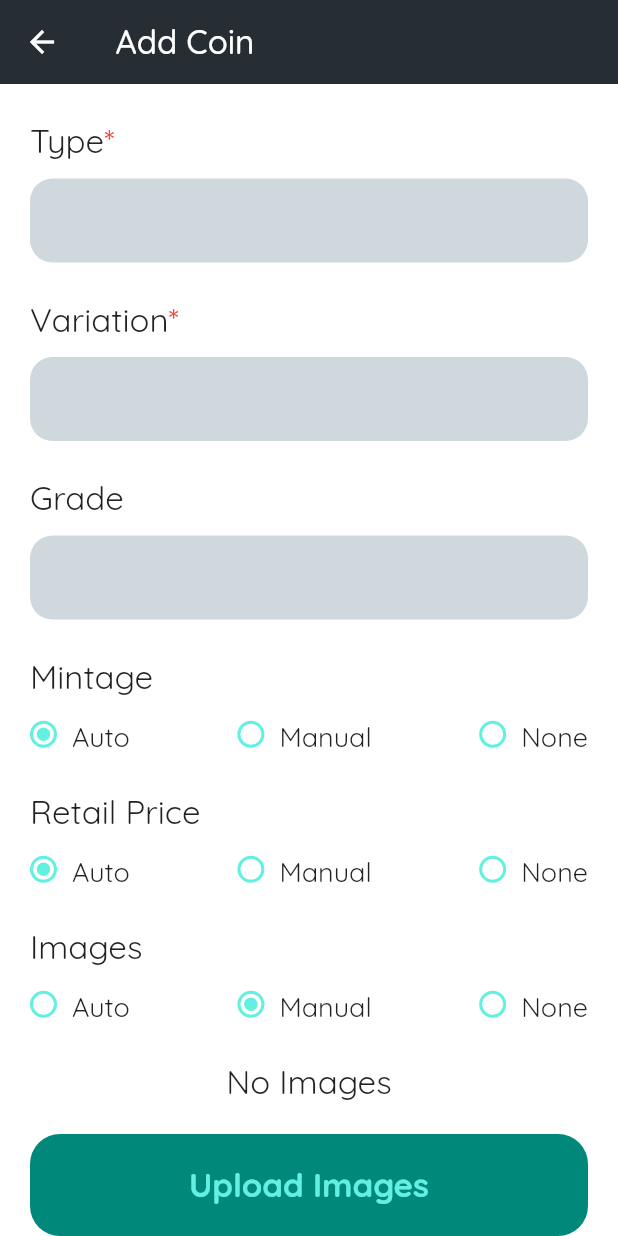
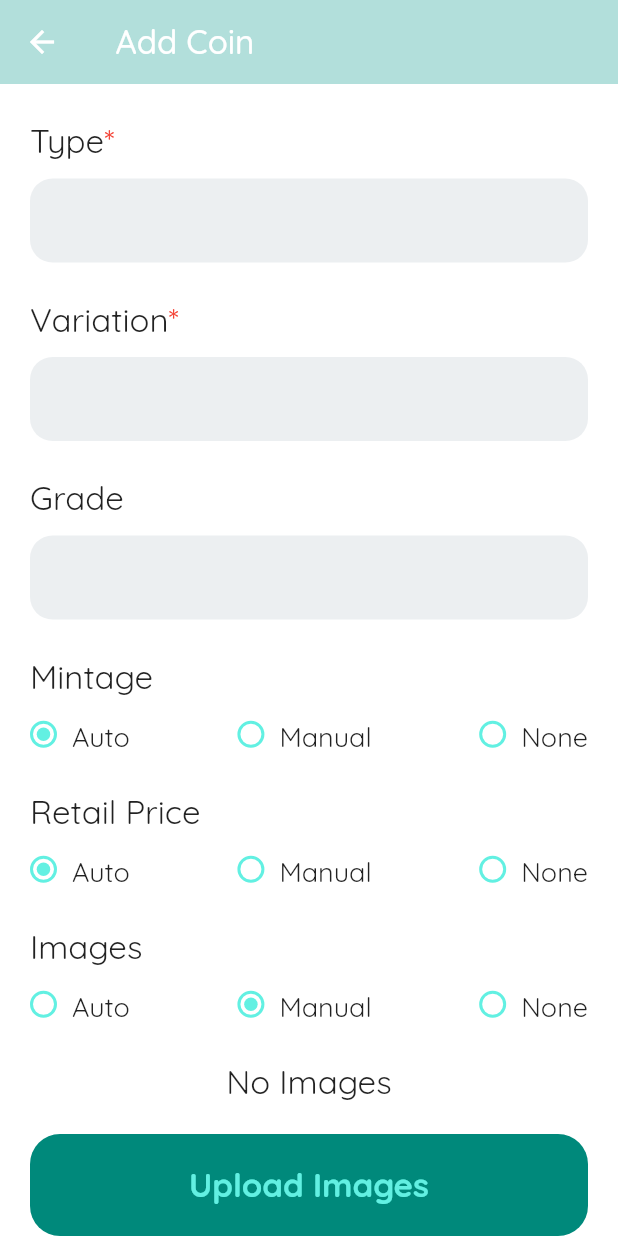
Before and after one commit to PScottZero/Numismatic, a Flutter app: the screen it shows after launch, after a tap on "Add Coin", on a phone screen of 412 x 824 dp. Run offline on Flutter 3.47's test engine with Material 2 defaults, Android fonts, the phone set to English and light mode, and no system bars; drawn by our look-alikes of flutter_typeahead; our stand-ins replace camera, google_fonts, image_picker, permission_handler, pinch_zoom, shared_preferences and 1 more; missing offline and left inert: flutter_keyboard_visibility_web, image_picker_for_web, shared_preferences_web, web_scraper.

Commit message:
theme updates

```diff
--- a/lib/components/autocomplete_input.dart
+++ b/lib/components/autocomplete_input.dart
@@ -65,7 +65,9 @@ class AutocompleteInput extends StatelessWidget {
           },
           suggestionsBoxDecoration: SuggestionsBoxDecoration(
             borderRadius: ViewConstants.borderRadiusMedium,
-            color: ViewConstants.colorBackgroundAccent,
+            color: MediaQuery.of(context).platformBrightness == Brightness.dark
+                ? ViewConstants.colorBackgroundAccent(context)
+                : Colors.white,
           ),
           itemBuilder: (context, suggestion) {
             return Container(
--- a/lib/components/coin_data_text_field.dart
+++ b/lib/components/coin_data_text_field.dart
@@ -43,9 +43,7 @@ class _CoinDataTextFieldState extends State<CoinDataTextField> {
           controller: _controller,
           onChanged: widget.onChanged,
           style: const TextStyle(fontSize: ViewConstants.fontMedium),
-          decoration: ViewConstants.decorationInput(
-            MediaQuery.of(context).platformBrightness,
-          ),
+          decoration: ViewConstants.decorationInput(context),
         ),
         const SizedBox(height: ViewConstants.gapLarge),
       ],
--- a/lib/components/confirm_cancel_dialog.dart
+++ b/lib/components/confirm_cancel_dialog.dart
@@ -18,7 +18,7 @@ class ConfirmCancelDialog extends StatelessWidget {
   @override
   Widget build(BuildContext context) {
     return AlertDialog(
-      backgroundColor: ViewConstants.colorBackgroundAccent,
+      backgroundColor: ViewConstants.colorBackgroundAccent(context),
       title: Text(title),
       content: Text(
         message,
--- a/lib/components/custom_scaffold.dart
+++ b/lib/components/custom_scaffold.dart
@@ -27,15 +27,12 @@ class CustomScaffold extends StatelessWidget {
   @override
   Widget build(BuildContext context) {
     return Scaffold(
-      backgroundColor:
-          MediaQuery.of(context).platformBrightness == Brightness.dark
-              ? ViewConstants.colorBackground
-              : ViewConstants.colorBackgroundLight,
+      backgroundColor: ViewConstants.colorBackground(context),
       appBar: hasAppBar
           ? AppBar(
               elevation: 0,
               backgroundColor:
-                  appBarColor ?? ViewConstants.colorBackgroundAccent,
+                  appBarColor ?? ViewConstants.colorBackgroundAccent(context),
               foregroundColor:
                   MediaQuery.of(context).platformBrightness == Brightness.dark
                       ? Colors.white
--- a/lib/components/loading_dialog.dart
+++ b/lib/components/loading_dialog.dart
@@ -9,7 +9,7 @@ class LoadingDialog extends StatelessWidget {
     return AlertDialog(
       backgroundColor:
           MediaQuery.of(context).platformBrightness == Brightness.dark
-              ? ViewConstants.colorBackgroundAccent
+              ? ViewConstants.colorBackgroundAccent(context)
               : Colors.white,
       shape: RoundedRectangleBorder(
         borderRadius: ViewConstants.borderRadiusMedium,
--- a/lib/components/navigation_bar.dart
+++ b/lib/components/navigation_bar.dart
@@ -21,10 +21,7 @@ class NavigationBar extends StatelessWidget {
       onTap: onTap,
       currentIndex: selectedIndex,
       type: BottomNavigationBarType.fixed,
-      backgroundColor:
-          MediaQuery.of(context).platformBrightness == Brightness.dark
-              ? ViewConstants.colorBackgroundAccent
-              : ViewConstants.colorBackgroundAccentLight,
+      backgroundColor: ViewConstants.colorBackgroundAccent(context),
       selectedFontSize: 14,
       unselectedFontSize: 14,
       fixedColor: MediaQuery.of(context).platformBrightness == Brightness.dark
--- a/lib/components/sort_menu.dart
+++ b/lib/components/sort_menu.dart
@@ -16,7 +16,7 @@ class SortMenu extends StatelessWidget {
       shape: RoundedRectangleBorder(
         borderRadius: ViewConstants.borderRadiusMedium,
       ),
-      color: ViewConstants.colorBackgroundAccent,
+      color: ViewConstants.colorBackgroundAccent(context),
       itemBuilder: (context) {
         return <PopupMenuItem<SortMethod>>[
               const PopupMenuItem(
--- a/lib/constants/view_constants.dart
+++ b/lib/constants/view_constants.dart
@@ -4,11 +4,17 @@ class ViewConstants {
   static const String pcgsUrl = 'https://i.pcgs.com/s3/cu-pcgs/Photograde/500/';
 
   // colors
+  static Color colorBackground(BuildContext context) =>
+      MediaQuery.of(context).platformBrightness == Brightness.dark
+          ? const Color(0xff1a1f24)
+          : const Color(0xffffffff);
+
+  static Color colorBackgroundAccent(BuildContext context) =>
+      MediaQuery.of(context).platformBrightness == Brightness.dark
+          ? const Color(0xff262d33)
+          : Colors.teal[100]!;
+
   static const colorAccent = Color(0xff62f0e2);
-  static const colorBackground = Color(0xff1a1f24);
-  static const colorBackgroundAccent = Color(0xff262d33);
-  static final colorBackgroundAccentLight = Colors.teal[100]!;
-  static const colorBackgroundLight = Color(0xffffffff);
   static const colorCardTitle = Color(0x77000000);
   static final colorMoveTo = Colors.cyan[600]!;
   static final colorMoveToAccent = Colors.cyan[100]!;
@@ -68,11 +74,11 @@ class ViewConstants {
   static const shadowBlurRadius = 8.0;
 
   // decorations
-  static decorationInput(Brightness brightness) => InputDecoration(
+  static decorationInput(BuildContext context) => InputDecoration(
         filled: true,
-        fillColor: brightness == Brightness.dark
-            ? ViewConstants.colorBackgroundAccent
-            : Colors.blueGrey[100],
+        fillColor: MediaQuery.of(context).platformBrightness == Brightness.dark
+            ? ViewConstants.colorBackgroundAccent(context)
+            : Colors.blueGrey[50],
         contentPadding: ViewConstants.paddingAllMedium,
         focusedBorder: OutlineInputBorder(
           borderSide: BorderSide(
--- a/lib/main.dart
+++ b/lib/main.dart
@@ -43,9 +43,6 @@ class NumismaticApp extends StatelessWidget {
 
   @override
   Widget build(BuildContext context) {
-    SystemChrome.setSystemUIOverlayStyle(const SystemUiOverlayStyle(
-      systemNavigationBarColor: ViewConstants.colorBackgroundAccent,
-    ));
     return MaterialApp(
       title: 'Numismatic',
       debugShowCheckedModeBanner: false,
--- a/lib/views/add_coin_view.dart
+++ b/lib/views/add_coin_view.dart
@@ -195,9 +195,7 @@ class _AddCoinViewState extends State<AddCoinView> {
                 label: 'Type',
                 reference: _coin.type,
                 options: CoinType.allCoinTypes,
-                decoration: ViewConstants.decorationInput(
-                  MediaQuery.of(context).platformBrightness,
-                ),
+                decoration: ViewConstants.decorationInput(context),
                 refresh: () => setState(() {}),
                 required: true,
               ),
@@ -205,18 +203,14 @@ class _AddCoinViewState extends State<AddCoinView> {
                 label: 'Variation',
                 reference: _coin.variation,
                 options: _variations,
-                decoration: ViewConstants.decorationInput(
-                  MediaQuery.of(context).platformBrightness,
-                ),
+                decoration: ViewConstants.decorationInput(context),
                 required: true,
               ),
               AutocompleteInput(
                 label: 'Grade',
                 reference: _coin.grade,
                 options: grades,
-                decoration: ViewConstants.decorationInput(
-                  MediaQuery.of(context).platformBrightness,
-                ),
+                decoration: ViewConstants.decorationInput(context),
               ),
               MultiSourceField<String>(
                 label: 'Mintage',
--- a/lib/views/main_view.dart
+++ b/lib/views/main_view.dart
@@ -1,5 +1,6 @@
 import 'package:camera/camera.dart';
 import 'package:flutter/material.dart';
+import 'package:flutter/services.dart';
 import 'package:numismatic/components/custom_floating_action_button.dart';
 import 'package:numismatic/components/custom_scaffold.dart';
 import 'package:numismatic/components/navigation_bar.dart';
@@ -54,6 +55,10 @@ class _MainViewState extends State<MainView> {
 
   @override
   Widget build(BuildContext context) {
+    SystemChrome.setSystemUIOverlayStyle(SystemUiOverlayStyle(
+      systemNavigationBarColor: ViewConstants.colorBackgroundAccent(context),
+      systemNavigationBarIconBrightness: Brightness.dark,
+    ));
     return Consumer<CoinCollectionModel>(
       builder: (context, model, child) {
         return CustomScaffold(
```
Also changed, not shown: 1 other file.
